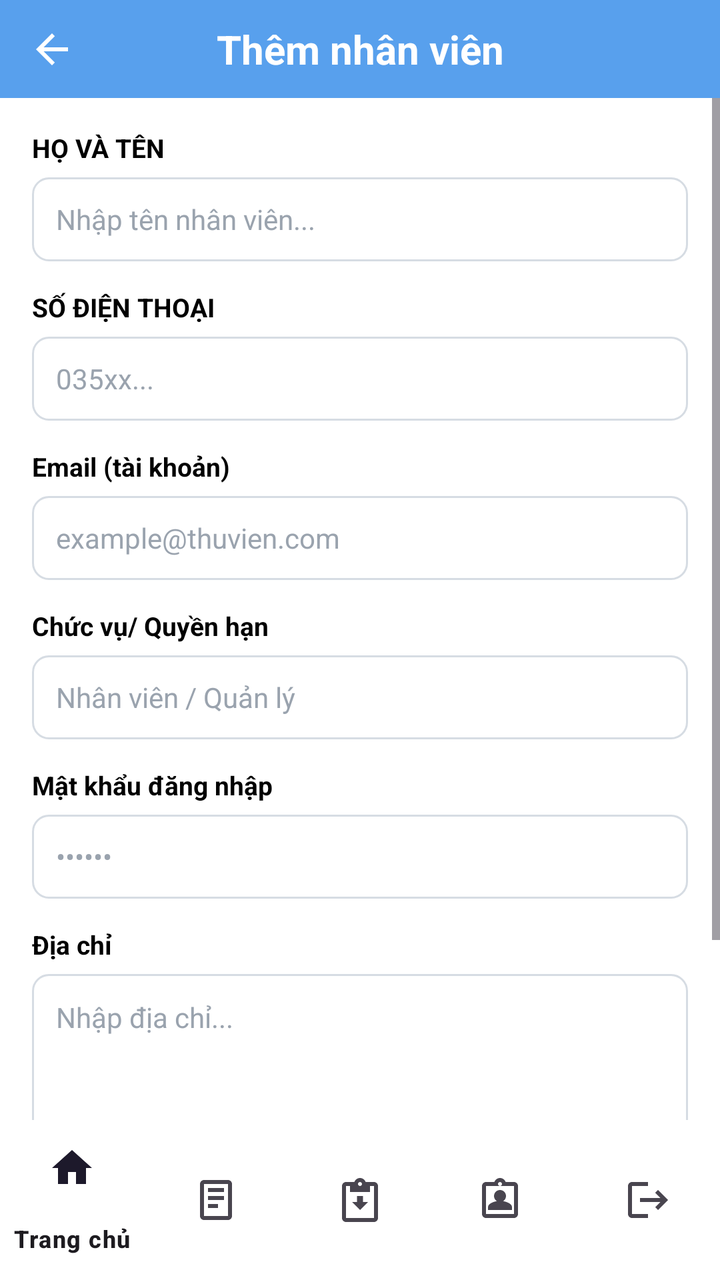
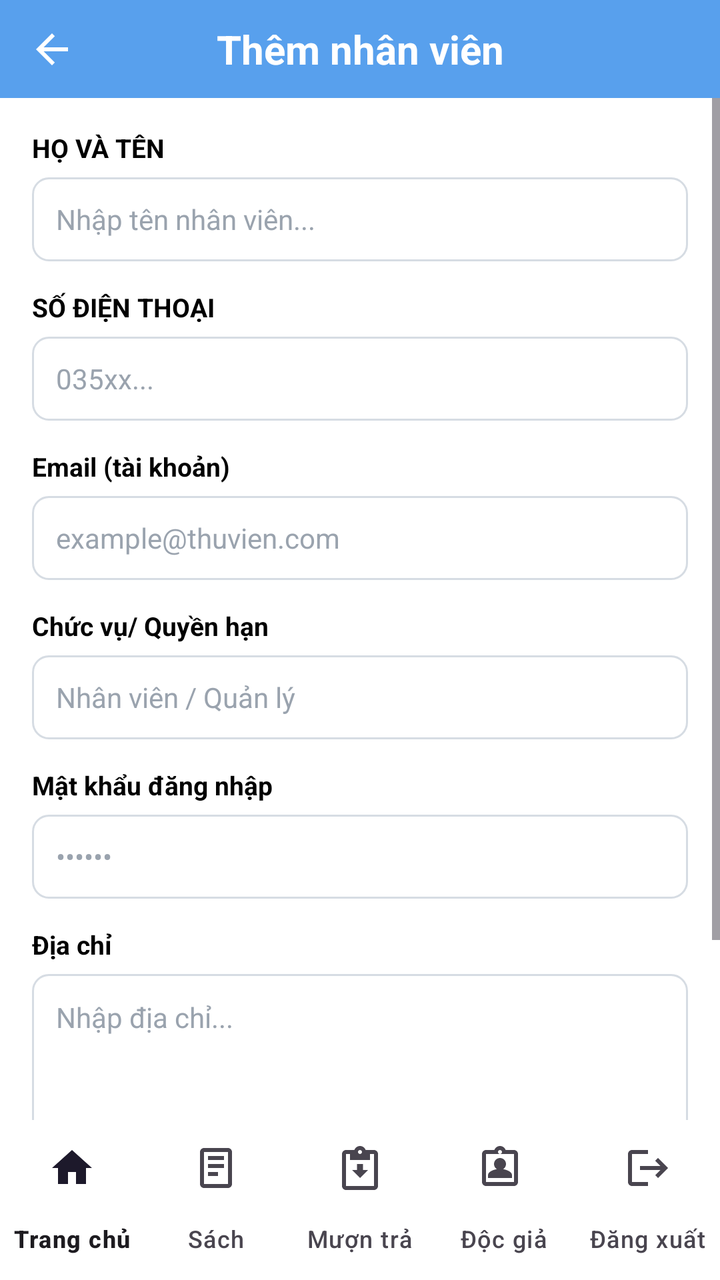

Before-and-after screenshots of an Android layout around one commit, followed by the original layout XML and the change that was made.
<!-- AndroidManifest.xml: application theme Theme.QuanLyThuVien -->
<!-- res/layout/activity_nhanvien_add.xml -->
<?xml version="1.0" encoding="utf-8"?>
<androidx.constraintlayout.widget.ConstraintLayout xmlns:android="http://schemas.android.com/apk/res/android"
    xmlns:app="http://schemas.android.com/apk/res-auto"
    android:layout_width="match_parent"
    android:layout_height="match_parent"
    android:background="#FFFFFF">

    <androidx.constraintlayout.widget.ConstraintLayout
        android:id="@+id/header"
        android:layout_width="0dp"
        android:layout_height="49dp"
        android:background="@drawable/bg_header_sach"
        app:layout_constraintTop_toTopOf="parent"
        app:layout_constraintStart_toStartOf="parent"
        app:layout_constraintEnd_toEndOf="parent">

        <ImageView
            android:id="@+id/btnBack"
            android:layout_width="28dp"
            android:layout_height="28dp"
            android:layout_marginStart="12dp"
            android:padding="2dp"
            android:src="@drawable/ic_arrow_back"
            android:background="?attr/selectableItemBackgroundBorderless"
            android:contentDescription="Quay lại"
            app:layout_constraintTop_toTopOf="parent"
            app:layout_constraintBottom_toBottomOf="parent"
            app:layout_constraintStart_toStartOf="parent" />

        <TextView
            android:id="@+id/tvTitle"
            android:layout_width="wrap_content"
            android:layout_height="wrap_content"
            android:text="Thêm nhân viên"
            android:textColor="#FFFFFF"
            android:textSize="20sp"
            android:textStyle="bold"
            app:layout_constraintTop_toTopOf="parent"
            app:layout_constraintBottom_toBottomOf="parent"
            app:layout_constraintStart_toStartOf="parent"
            app:layout_constraintEnd_toEndOf="parent" />
    </androidx.constraintlayout.widget.ConstraintLayout>

    <ScrollView
        android:layout_width="0dp"
        android:layout_height="0dp"
        android:fillViewport="true"
        app:layout_constraintTop_toBottomOf="@id/header"
        app:layout_constraintStart_toStartOf="parent"
        app:layout_constraintEnd_toEndOf="parent"
        app:layout_constraintBottom_toTopOf="@id/bottomNav">

        <LinearLayout
            android:layout_width="match_parent"
            android:layout_height="wrap_content"
            android:orientation="vertical"
            android:padding="16dp">

            <TextView
                android:layout_width="wrap_content"
                android:layout_height="wrap_content"
                android:text="HỌ VÀ TÊN"
                android:textColor="#000000"
                android:textSize="13sp"
                android:textStyle="bold" />

            <EditText
                android:id="@+id/edtTen"
                android:layout_width="match_parent"
                android:layout_height="42dp"
                android:layout_marginTop="6dp"
                android:paddingHorizontal="12dp"
                android:background="@drawable/bg_input_field"
                android:hint="Nhập tên nhân viên..."
                android:textColorHint="#9AA3AE"
                android:textColor="#000000"
                android:textSize="14sp"
                android:singleLine="true"
                android:inputType="textPersonName" />

            <TextView
                android:layout_width="wrap_content"
                android:layout_height="wrap_content"
                android:layout_marginTop="14dp"
                android:text="SỐ ĐIỆN THOẠI"
                android:textColor="#000000"
                android:textSize="13sp"
                android:textStyle="bold" />

            <EditText
                android:id="@+id/edtSdt"
                android:layout_width="match_parent"
                android:layout_height="42dp"
                android:layout_marginTop="6dp"
                android:paddingHorizontal="12dp"
                android:background="@drawable/bg_input_field"
                android:hint="035xx..."
                android:textColorHint="#9AA3AE"
                android:textColor="#000000"
                android:textSize="14sp"
                android:singleLine="true"
                android:inputType="phone" />

            <TextView
                android:layout_width="wrap_content"
                android:layout_height="wrap_content"
                android:layout_marginTop="14dp"
                android:text="Email (tài khoản)"
                android:textColor="#000000"
                android:textSize="13sp"
                android:textStyle="bold" />

            <EditText
                android:id="@+id/edtEmail"
                android:layout_width="match_parent"
                android:layout_height="42dp"
                android:layout_marginTop="6dp"
                android:paddingHorizontal="12dp"
                android:background="@drawable/bg_input_field"
                android:hint="example@thuvien.com"
                android:textColorHint="#9AA3AE"
                android:textColor="#000000"
                android:textSize="14sp"
                android:singleLine="true"
                android:inputType="textEmailAddress" />

            <TextView
                android:layout_width="wrap_content"
                android:layout_height="wrap_content"
                android:layout_marginTop="14dp"
                android:text="Chức vụ/ Quyền hạn"
                android:textColor="#000000"
                android:textSize="13sp"
                android:textStyle="bold" />

            <EditText
                android:id="@+id/edtChucVu"
                android:layout_width="match_parent"
                android:layout_height="42dp"
                android:layout_marginTop="6dp"
                android:paddingHorizontal="12dp"
                android:background="@drawable/bg_input_field"
                android:hint="Nhân viên / Quản lý"
                android:textColorHint="#9AA3AE"
                android:textColor="#000000"
                android:textSize="14sp"
                android:singleLine="true"
                android:inputType="text" />

            <TextView
                android:id="@+id/lblPassword"
                android:layout_width="wrap_content"
                android:layout_height="wrap_content"
                android:layout_marginTop="14dp"
                android:text="Mật khẩu đăng nhập"
                android:textColor="#000000"
                android:textSize="13sp"
                android:textStyle="bold" />

            <EditText
                android:id="@+id/edtPassword"
                android:layout_width="match_parent"
                android:layout_height="42dp"
                android:layout_marginTop="6dp"
                android:paddingHorizontal="12dp"
                android:background="@drawable/bg_input_field"
                android:hint="••••••"
                android:textColorHint="#9AA3AE"
                android:textColor="#000000"
                android:textSize="14sp"
                android:singleLine="true"
                android:inputType="textPassword" />

            <TextView
                android:layout_width="wrap_content"
                android:layout_height="wrap_content"
                android:layout_marginTop="14dp"
                android:text="Địa chỉ"
                android:textColor="#000000"
                android:textSize="13sp"
                android:textStyle="bold" />

            <EditText
                android:id="@+id/edtDiaChi"
                android:layout_width="match_parent"
                android:layout_height="100dp"
                android:layout_marginTop="6dp"
                android:padding="12dp"
                android:gravity="top"
                android:background="@drawable/bg_input_field"
                android:hint="Nhập địa chỉ..."
                android:textColorHint="#9AA3AE"
                android:textColor="#000000"
                android:textSize="14sp"
                android:inputType="textMultiLine"
                android:scrollbars="vertical" />

            <TextView
                android:id="@+id/btnConfirm"
                android:layout_width="match_parent"
                android:layout_height="46dp"
                android:layout_marginTop="20dp"
                android:gravity="center"
                android:text="Thêm nhân viên"
                android:textColor="#FFFFFF"
                android:textSize="15sp"
                android:textStyle="bold"
                android:background="@drawable/bg_btn_primary"
                android:clickable="true"
                android:focusable="true" />
        </LinearLayout>
    </ScrollView>

    <com.google.android.material.bottomnavigation.BottomNavigationView
        android:id="@+id/bottomNav"
        android:layout_width="0dp"
        android:layout_height="wrap_content"
        android:background="#FFFFFF"
        app:menu="@menu/bottom_nav_menu"
        app:layout_constraintStart_toStartOf="parent"
        app:layout_constraintEnd_toEndOf="parent"
        app:layout_constraintBottom_toBottomOf="parent" />

</androidx.constraintlayout.widget.ConstraintLayout>
<!-- resources referenced by this layout -->
<resources>
  <!-- drawable bg_btn_primary (drawable) -->
  <?xml version="1.0" encoding="utf-8"?>
  <shape xmlns:android="http://schemas.android.com/apk/res/android"
      android:shape="rectangle">
      <solid android:color="#4696EB" />
      <corners android:radius="20dp" />
  </shape>
  <!-- drawable bg_header_sach (drawable) -->
  <?xml version="1.0" encoding="utf-8"?>
  <shape xmlns:android="http://schemas.android.com/apk/res/android"
      android:shape="rectangle">
      <solid android:color="#E64696EB" />
  </shape>
  <!-- drawable bg_input_field (drawable) -->
  <?xml version="1.0" encoding="utf-8"?>
  <shape xmlns:android="http://schemas.android.com/apk/res/android"
      android:shape="rectangle">
      <solid android:color="#FFFFFF" />
      <stroke android:width="1dp" android:color="#D6DCE3" />
      <corners android:radius="8dp" />
  </shape>
  <!-- drawable ic_arrow_back (drawable) -->
  <vector xmlns:android="http://schemas.android.com/apk/res/android"
      android:width="24dp"
      android:height="24dp"
      android:viewportWidth="24"
      android:viewportHeight="24"
      android:tint="#FFFFFF">
      <path
          android:fillColor="#FFFFFF"
          android:pathData="M20,11H7.83l5.59,-5.59L12,4l-8,8 8,8 1.41,-1.41L7.83,13H20v-2z"/>
  </vector>
  <style name="Theme.QuanLyThuVien" parent="Base.Theme.QuanLyThuVien" />
  <style name="Base.Theme.QuanLyThuVien" parent="Theme.Material3.DayNight.NoActionBar">
          <item name="colorPrimary">@color/colorPrimary</item>
          <item name="colorPrimaryVariant">@color/colorPrimaryDark</item>
          <item name="colorOnPrimary">@color/white</item>
          
          <item name="android:statusBarColor" tools:targetApi="l">@android:color/transparent</item>
          <item name="android:windowLightStatusBar" tools:targetApi="m">false</item>
      </style>
  <color name="colorPrimary">#4696EB</color>
  <color name="colorPrimaryDark">#4F91D7</color>
  <color name="white">#FFFFFFFF</color>
</resources>

<!-- the commit's change to res/layout/activity_nhanvien_add.xml (unified diff, before → after) -->
@@ -217,6 +217,7 @@
         android:layout_height="wrap_content"
         android:background="#FFFFFF"
         app:menu="@menu/bottom_nav_menu"
+        app:labelVisibilityMode="labeled"
         app:layout_constraintStart_toStartOf="parent"
         app:layout_constraintEnd_toEndOf="parent"
         app:layout_constraintBottom_toBottomOf="parent" />
